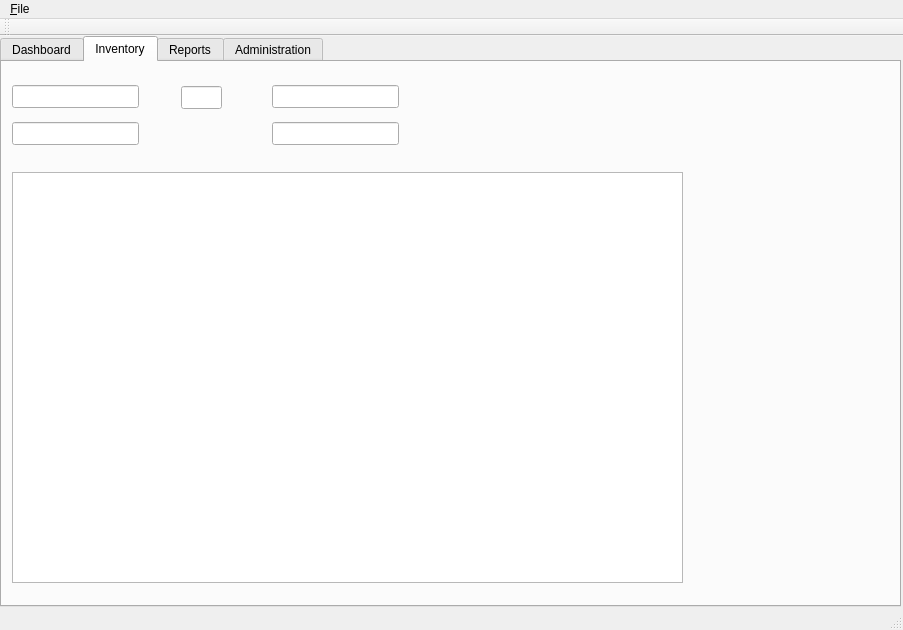
Above: InventoryManagement/homepage.ui from bkinney91/InventoryManagement before the change. Below: the same form after it.
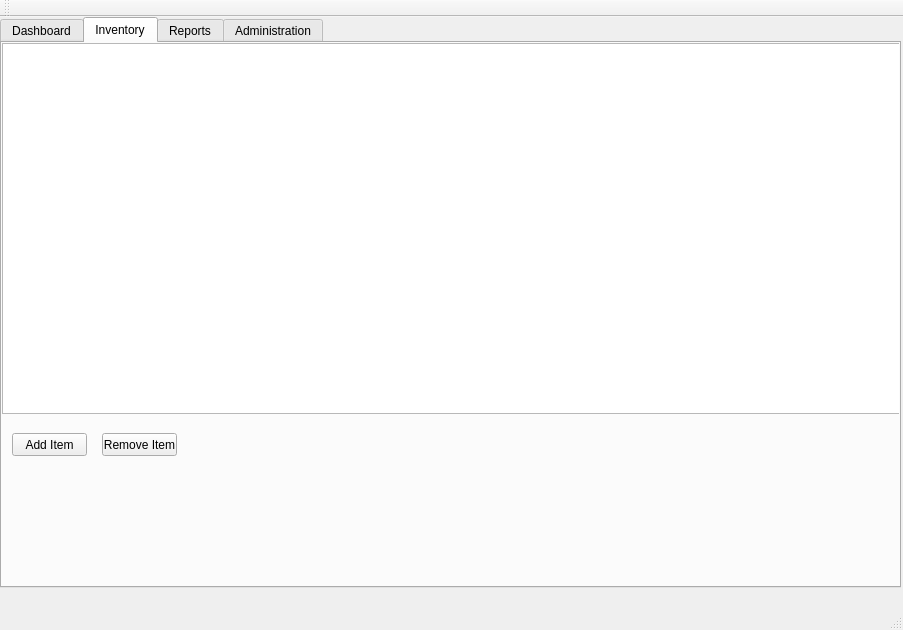
That is the form after the change. Icons and pictures are not drawn.

Commit message: implemented inventory table

Diff of the .ui file:
```diff
--- a/InventoryManagement/homepage.ui
+++ b/InventoryManagement/homepage.ui
@@ -243,95 +243,42 @@
      <attribute name="title">
       <string>Inventory</string>
      </attribute>
-     <widget class="QLineEdit" name="parts">
+     <widget class="QTableView" name="inventoryTable">
       <property name="geometry">
        <rect>
-        <x>10</x>
-        <y>23</y>
-        <width>127</width>
-        <height>23</height>
+        <x>0</x>
+        <y>0</y>
+        <width>901</width>
+        <height>371</height>
        </rect>
       </property>
-      <property name="clearButtonEnabled">
-       <bool>false</bool>
-      </property>
      </widget>
-     <widget class="QLineEdit" name="lineEdit_2">
+     <widget class="QPushButton" name="addRecord">
       <property name="geometry">
        <rect>
         <x>10</x>
-        <y>60</y>
-        <width>127</width>
+        <y>390</y>
+        <width>75</width>
         <height>23</height>
        </rect>
       </property>
-     </widget>
-     <widget class="QLabel" name="label">
-      <property name="geometry">
-       <rect>
-        <x>120</x>
-        <y>20</y>
-        <width>31</width>
-        <height>31</height>
-       </rect>
-      </property>
       <property name="text">
-       <string/>
+       <string>Add Item</string>
       </property>
-      <property name="pixmap">
-       <pixmap>icons/search.png</pixmap>
-      </property>
-      <property name="scaledContents">
-       <bool>false</bool>
-      </property>
      </widget>
-     <widget class="QLineEdit" name="lineEdit_3">
+     <widget class="QPushButton" name="removeRecord">
       <property name="geometry">
        <rect>
-        <x>270</x>
-        <y>23</y>
-        <width>127</width>
+        <x>100</x>
+        <y>390</y>
+        <width>75</width>
         <height>23</height>
        </rect>
       </property>
-     </widget>
-     <widget class="QLineEdit" name="lineEdit_4">
-      <property name="geometry">
-       <rect>
-        <x>270</x>
-        <y>60</y>
-        <width>127</width>
-        <height>23</height>
-       </rect>
+      <property name="text">
+       <string>Remove Item</string>
       </property>
      </widget>
-     <widget class="QLineEdit" name="lineEdit_5">
-      <property name="geometry">
-       <rect>
-        <x>179</x>
-        <y>24</y>
-        <width>41</width>
-        <height>23</height>
-       </rect>
-      </property>
-     </widget>
-     <widget class="QListWidget" name="OutOfStockList_2">
-      <property name="geometry">
-       <rect>
-        <x>10</x>
-        <y>110</y>
-        <width>671</width>
-        <height>411</height>
-       </rect>
-      </property>
-     </widget>
-     <zorder>parts</zorder>
-     <zorder>lineEdit_2</zorder>
-     <zorder>lineEdit_3</zorder>
-     <zorder>lineEdit_4</zorder>
-     <zorder>lineEdit_5</zorder>
-     <zorder>label</zorder>
-     <zorder>OutOfStockList_2</zorder>
     </widget>
     <widget class="QWidget" name="Reports">
      <attribute name="title">
@@ -354,12 +301,6 @@
      <height>21</height>
     </rect>
    </property>
-   <widget class="QMenu" name="menu_File">
-    <property name="title">
-     <string>&amp;File</string>
-    </property>
-   </widget>
-   <addaction name="menu_File"/>
   </widget>
   <widget class="QToolBar" name="mainToolBar">
    <attribute name="toolBarArea">
```
The commit also changes 8 other files.
